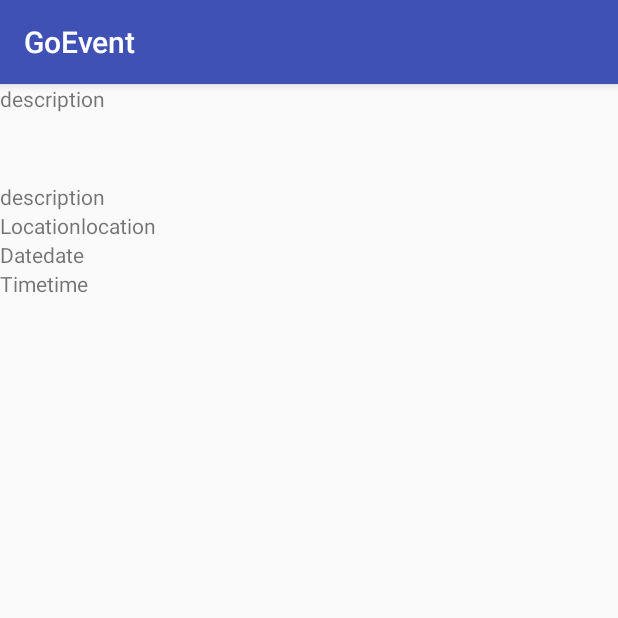
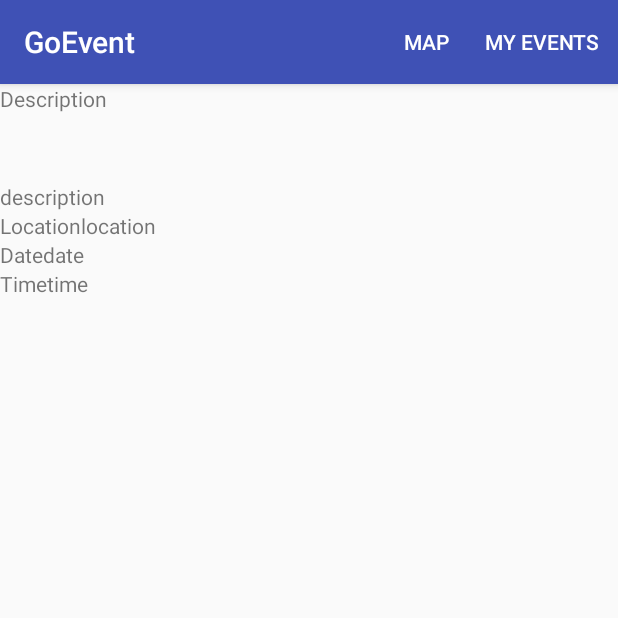
Before and after one commit to YannickVanhoof/Mobile-Development, an Android app: the DetailActivity screen opened directly, with no data from a screen before it, on a phone screen of 412 x 824 dp, the top half of it. Run offline under Robolectric (Android 15) with nearby library versions, the phone set to English and light mode, and no system bars.

Commit message:
Layout menu toegevoegd

```diff
--- a/GoEvent/app/src/main/java/pxl/be/goevent/DetailActivity.java
+++ b/GoEvent/app/src/main/java/pxl/be/goevent/DetailActivity.java
@@ -2,6 +2,9 @@ package pxl.be.goevent;
 
 import android.support.v7.app.AppCompatActivity;
 import android.os.Bundle;
+import android.view.Menu;
+import android.view.MenuInflater;
+import android.view.MenuItem;
 
 public class DetailActivity extends AppCompatActivity {
 
@@ -10,4 +13,17 @@ public class DetailActivity extends AppCompatActivity {
         super.onCreate(savedInstanceState);
         setContentView(R.layout.activity_detail);
     }
+
+    public boolean onCreateOptionsMenu(Menu menu) {
+        MenuInflater inflater = getMenuInflater();
+        inflater.inflate(R.menu.home, menu);
+        return true;
+    }
+
+    //TODO::menu items nog laten werken
+    /*public boolean onOptionsItemSelected(MenuItem item) {
+
+        //respond to menu item selection
+
+    }*/
 }
--- a/GoEvent/app/src/main/res/layout/activity_detail.xml
+++ b/GoEvent/app/src/main/res/layout/activity_detail.xml
@@ -12,7 +12,7 @@
         tools:layout_editor_absoluteY="8dp"
         tools:layout_editor_absoluteX="8dp">
 
-        <TextView android:text = "description" android:layout_width="wrap_content"
+        <TextView android:text = "@string/description" android:layout_width="wrap_content"
             android:layout_height = "wrap_content"
             android:id = "@+id/description_textview"
             android:layout_alignParentTop = "true"/>
@@ -38,7 +38,7 @@
             android:layout_height="wrap_content"
             android:id="@+id/location_textview"
             android:layout_below="@+id/description_content_textview"
-            android:text="Location"/>
+            android:text="@string/location"/>
 
         <TextView
             android:layout_width="wrap_content"
@@ -53,7 +53,7 @@
             android:layout_height="wrap_content"
             android:id="@+id/date_textview"
             android:layout_below="@+id/location_textview"
-            android:text="Date"/>
+            android:text="@string/date"/>
 
         <TextView
             android:layout_width="wrap_content"
@@ -68,7 +68,7 @@
             android:layout_height="wrap_content"
             android:id="@+id/time_textview"
             android:layout_below="@+id/date_content_textview"
-            android:text="Time"/>
+            android:text="@string/time"/>
 
         <TextView
             android:layout_width="wrap_content"
--- /dev/null
+++ b/GoEvent/app/src/main/res/menu/home.xml
@@ -0,0 +1,12 @@
+<?xml version="1.0" encoding="utf-8"?>
+<menu xmlns:android="http://schemas.android.com/apk/res/android"
+    xmlns:app="http://schemas.android.com/apk/res-auto">
+    <item
+        app:showAsAction="always"
+        android:id="@+id/map"
+        android:title="@string/map" />
+    <item
+        app:showAsAction="always"
+        android:id="@+id/myevents"
+        android:title="@string/myevents" />
+</menu>
--- a/GoEvent/app/src/main/res/values/strings.xml
+++ b/GoEvent/app/src/main/res/values/strings.xml
@@ -1,3 +1,18 @@
 <resources>
+    // Main
+    <string name="map">Map</string>
+    <string name="login">Login</string>
+    <string name="logintext">Enter Name</string>
+    <string name="password">Password</string>
+    <string name="att">Attempts left</string>
+    <string name="loginbutton">Login</string>
+    <string name="cancelbutton">cancel</string>
+    // home menu
     <string name="app_name">GoEvent</string>
+    <string name="myevents">My Events</string>
+    // Detail
+    <string name="description">Description</string>
+    <string name="location">Location</string>
+    <string name="date">Date</string>
+    <string name="time">Time</string>
 </resources>
```
Also changed, not shown: GoEvent/app/src/main/java/pxl/be/goevent/EventsActivity.java (+16 -0 lines), GoEvent/app/src/main/java/pxl/be/goevent/HomeActivity.java (+23 -0 lines), GoEvent/app/src/main/res/layout/activity_main.xml (+6 -6 lines).
